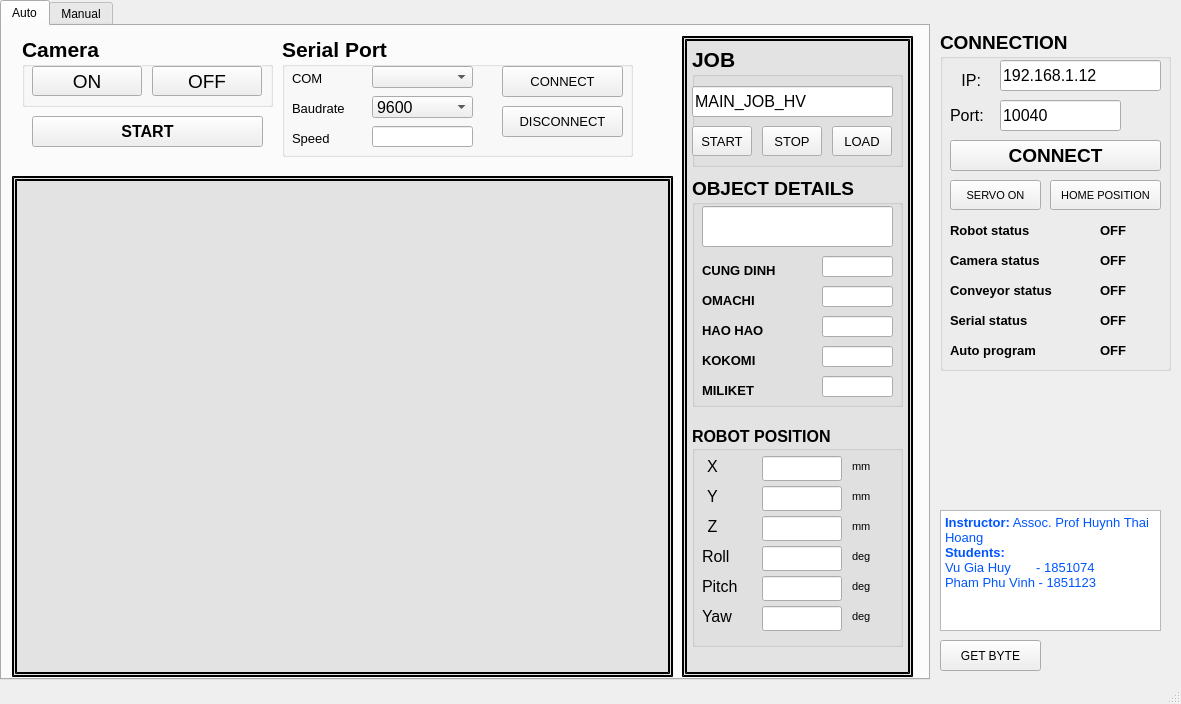
Old version of the form mainwindow.ui in the repository HuyAK2108/CodeThesis.
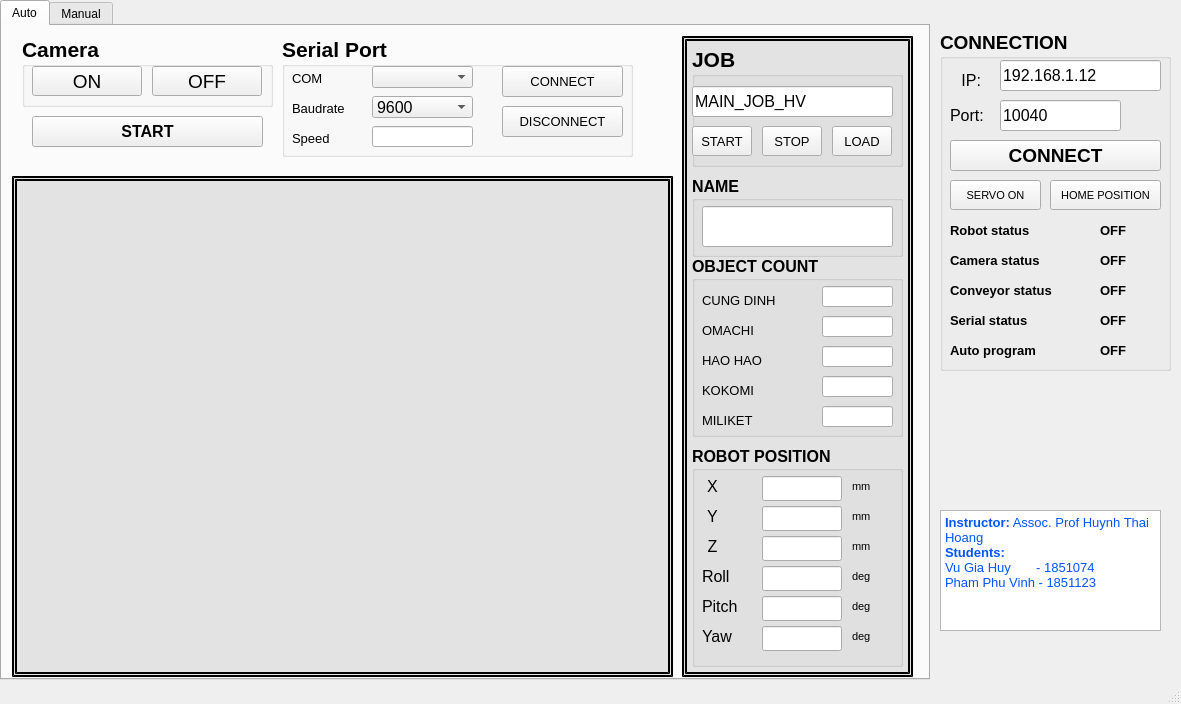
New version of the form. Icons and pictures are not drawn.

Commit message: - Fix delay frame issues - Can get Byte from robot - Method 2 is not tested

```diff
--- a/mainwindow.ui
+++ b/mainwindow.ui
@@ -230,11 +230,11 @@
        </property>
       </widget>
      </widget>
-     <widget class="QGroupBox" name="groupBox_2">
+     <widget class="QGroupBox" name="Box_RobotPos">
       <property name="geometry">
        <rect>
         <x>690</x>
-        <y>400</y>
+        <y>420</y>
         <width>211</width>
         <height>221</height>
        </rect>
@@ -679,18 +679,18 @@
         <x>690</x>
         <y>150</y>
         <width>211</width>
-        <height>231</height>
+        <height>81</height>
        </rect>
       </property>
       <property name="font">
        <font>
-        <pointsize>14</pointsize>
+        <pointsize>12</pointsize>
         <weight>75</weight>
         <bold>true</bold>
        </font>
       </property>
       <property name="title">
-       <string>OBJECT DETAILS</string>
+       <string>NAME</string>
       </property>
       <widget class="QLineEdit" name="text_name">
        <property name="geometry">
@@ -712,192 +712,6 @@
         <string/>
        </property>
       </widget>
-      <widget class="QLabel" name="Name_3">
-       <property name="geometry">
-        <rect>
-         <x>10</x>
-         <y>80</y>
-         <width>111</width>
-         <height>28</height>
-        </rect>
-       </property>
-       <property name="font">
-        <font>
-         <pointsize>10</pointsize>
-        </font>
-       </property>
-       <property name="text">
-        <string>CUNG DINH</string>
-       </property>
-      </widget>
-      <widget class="QLabel" name="Name_7">
-       <property name="geometry">
-        <rect>
-         <x>10</x>
-         <y>110</y>
-         <width>111</width>
-         <height>28</height>
-        </rect>
-       </property>
-       <property name="font">
-        <font>
-         <pointsize>10</pointsize>
-        </font>
-       </property>
-       <property name="text">
-        <string>OMACHI</string>
-       </property>
-      </widget>
-      <widget class="QLabel" name="Name_2">
-       <property name="geometry">
-        <rect>
-         <x>10</x>
-         <y>140</y>
-         <width>101</width>
-         <height>28</height>
-        </rect>
-       </property>
-       <property name="font">
-        <font>
-         <pointsize>10</pointsize>
-        </font>
-       </property>
-       <property name="text">
-        <string>HAO HAO</string>
-       </property>
-      </widget>
-      <widget class="QLabel" name="Name_8">
-       <property name="geometry">
-        <rect>
-         <x>10</x>
-         <y>200</y>
-         <width>121</width>
-         <height>28</height>
-        </rect>
-       </property>
-       <property name="font">
-        <font>
-         <pointsize>10</pointsize>
-        </font>
-       </property>
-       <property name="text">
-        <string>MILIKET</string>
-       </property>
-      </widget>
-      <widget class="QLabel" name="Name_9">
-       <property name="geometry">
-        <rect>
-         <x>10</x>
-         <y>170</y>
-         <width>101</width>
-         <height>28</height>
-        </rect>
-       </property>
-       <property name="font">
-        <font>
-         <pointsize>10</pointsize>
-        </font>
-       </property>
-       <property name="text">
-        <string>KOKOMI</string>
-       </property>
-      </widget>
-      <widget class="QLineEdit" name="num_haohao">
-       <property name="geometry">
-        <rect>
-         <x>130</x>
-         <y>140</y>
-         <width>71</width>
-         <height>21</height>
-        </rect>
-       </property>
-       <property name="font">
-        <font>
-         <pointsize>12</pointsize>
-         <weight>50</weight>
-         <italic>false</italic>
-         <bold>false</bold>
-        </font>
-       </property>
-      </widget>
-      <widget class="QLineEdit" name="num_omachi">
-       <property name="geometry">
-        <rect>
-         <x>130</x>
-         <y>110</y>
-         <width>71</width>
-         <height>21</height>
-        </rect>
-       </property>
-       <property name="font">
-        <font>
-         <pointsize>12</pointsize>
-         <weight>50</weight>
-         <italic>false</italic>
-         <bold>false</bold>
-        </font>
-       </property>
-       <property name="text">
-        <string/>
-       </property>
-      </widget>
-      <widget class="QLineEdit" name="num_cungdinh">
-       <property name="geometry">
-        <rect>
-         <x>130</x>
-         <y>80</y>
-         <width>71</width>
-         <height>21</height>
-        </rect>
-       </property>
-       <property name="font">
-        <font>
-         <pointsize>12</pointsize>
-         <weight>50</weight>
-         <italic>false</italic>
-         <bold>false</bold>
-        </font>
-       </property>
-       <property name="text">
-        <string/>
-       </property>
-      </widget>
-      <widget class="QLineEdit" name="num_miliket">
-       <property name="geometry">
-        <rect>
-         <x>130</x>
-         <y>200</y>
-         <width>71</width>
-         <height>21</height>
-        </rect>
-       </property>
-       <property name="font">
-        <font>
-         <pointsize>12</pointsize>
-         <weight>50</weight>
-         <italic>false</italic>
-         <bold>false</bold>
-        </font>
-       </property>
-      </widget>
-      <widget class="QLineEdit" name="num_kokomi">
-       <property name="geometry">
-        <rect>
-         <x>130</x>
-         <y>170</y>
-         <width>71</width>
-         <height>21</height>
-        </rect>
-       </property>
-       <property name="font">
-        <font>
-         <pointsize>12</pointsize>
-         <weight>50</weight>
-         <italic>false</italic>
-         <bold>false</bold>
-        </font>
-       </property>
-      </widget>
      </widget>
      <widget class="QLabel" name="Frame">
       <property name="geometry">
@@ -1073,15 +887,232 @@
        <string>START</string>
       </property>
      </widget>
+     <widget class="QGroupBox" name="Box_ObjectCount">
+      <property name="geometry">
+       <rect>
+        <x>690</x>
+        <y>230</y>
+        <width>211</width>
+        <height>181</height>
+       </rect>
+      </property>
+      <property name="font">
+       <font>
+        <pointsize>12</pointsize>
+        <weight>75</weight>
+        <bold>true</bold>
+       </font>
+      </property>
+      <property name="title">
+       <string>OBJECT COUNT</string>
+      </property>
+      <widget class="QLabel" name="Name_7">
+       <property name="geometry">
+        <rect>
+         <x>10</x>
+         <y>60</y>
+         <width>111</width>
+         <height>28</height>
+        </rect>
+       </property>
+       <property name="font">
+        <font>
+         <pointsize>10</pointsize>
+         <weight>50</weight>
+         <bold>false</bold>
+        </font>
+       </property>
+       <property name="text">
+        <string>OMACHI</string>
+       </property>
+      </widget>
+      <widget class="QLabel" name="Name_9">
+       <property name="geometry">
+        <rect>
+         <x>10</x>
+         <y>120</y>
+         <width>101</width>
+         <height>28</height>
+        </rect>
+       </property>
+       <property name="font">
+        <font>
+         <pointsize>10</pointsize>
+         <weight>50</weight>
+         <bold>false</bold>
+        </font>
+       </property>
+       <property name="text">
+        <string>KOKOMI</string>
+       </property>
+      </widget>
+      <widget class="QLineEdit" name="num_kokomi">
+       <property name="geometry">
+        <rect>
+         <x>130</x>
+         <y>120</y>
+         <width>71</width>
+         <height>21</height>
+        </rect>
+       </property>
+       <property name="font">
+        <font>
+         <pointsize>12</pointsize>
+         <weight>50</weight>
+         <italic>false</italic>
+         <bold>false</bold>
+        </font>
+       </property>
+      </widget>
+      <widget class="QLineEdit" name="num_cungdinh">
+       <property name="geometry">
+        <rect>
+         <x>130</x>
+         <y>30</y>
+         <width>71</width>
+         <height>21</height>
+        </rect>
+       </property>
+       <property name="font">
+        <font>
+         <pointsize>12</pointsize>
+         <weight>50</weight>
+         <italic>false</italic>
+         <bold>false</bold>
+        </font>
+       </property>
+       <property name="text">
+        <string/>
+       </property>
+      </widget>
+      <widget class="QLabel" name="Name_2">
+       <property name="geometry">
+        <rect>
+         <x>10</x>
+         <y>90</y>
+         <width>101</width>
+         <height>28</height>
+        </rect>
+       </property>
+       <property name="font">
+        <font>
+         <pointsize>10</pointsize>
+         <weight>50</weight>
+         <bold>false</bold>
+        </font>
+       </property>
+       <property name="text">
+        <string>HAO HAO</string>
+       </property>
+      </widget>
+      <widget class="QLabel" name="Name_8">
+       <property name="geometry">
+        <rect>
+         <x>10</x>
+         <y>150</y>
+         <width>121</width>
+         <height>28</height>
+        </rect>
+       </property>
+       <property name="font">
+        <font>
+         <pointsize>10</pointsize>
+         <weight>50</weight>
+         <bold>false</bold>
+        </font>
+       </property>
+       <property name="text">
+        <string>MILIKET</string>
+       </property>
+      </widget>
+      <widget class="QLineEdit" name="num_omachi">
+       <property name="geometry">
+        <rect>
+         <x>130</x>
+         <y>60</y>
+         <width>71</width>
+         <height>21</height>
+        </rect>
+       </property>
+       <property name="font">
+        <font>
+         <pointsize>12</pointsize>
+         <weight>50</weight>
+         <italic>false</italic>
+         <bold>false</bold>
+        </font>
+       </property>
+       <property name="text">
+        <string/>
+       </property>
+      </widget>
+      <widget class="QLabel" name="Name_3">
+       <property name="geometry">
+        <rect>
+         <x>10</x>
+         <y>30</y>
+         <width>111</width>
+         <height>28</height>
+        </rect>
+       </property>
+       <property name="font">
+        <font>
+         <pointsize>10</pointsize>
+         <weight>50</weight>
+         <bold>false</bold>
+        </font>
+       </property>
+       <property name="text">
+        <string>CUNG DINH</string>
+       </property>
+      </widget>
+      <widget class="QLineEdit" name="num_haohao">
+       <property name="geometry">
+        <rect>
+         <x>130</x>
+         <y>90</y>
+         <width>71</width>
+         <height>21</height>
+        </rect>
+       </property>
+       <property name="font">
+        <font>
+         <pointsize>12</pointsize>
+         <weight>50</weight>
+         <italic>false</italic>
+         <bold>false</bold>
+        </font>
+       </property>
+      </widget>
+      <widget class="QLineEdit" name="num_miliket">
+       <property name="geometry">
+        <rect>
+         <x>130</x>
+         <y>150</y>
+         <width>71</width>
+         <height>21</height>
+        </rect>
+       </property>
+       <property name="font">
+        <font>
+         <pointsize>12</pointsize>
+         <weight>50</weight>
+         <italic>false</italic>
+         <bold>false</bold>
+        </font>
+       </property>
+      </widget>
+     </widget>
      <zorder>Khung_frame</zorder>
      <zorder>Khung_RB_connect</zorder>
      <zorder>SerialBox</zorder>
-     <zorder>groupBox_2</zorder>
+     <zorder>Box_RobotPos</zorder>
      <zorder>groupBox_3</zorder>
      <zorder>ObjectBox</zorder>
      <zorder>Frame</zorder>
      <zorder>JobBox</zorder>
      <zorder>btn_auto_system</zorder>
+     <zorder>Box_ObjectCount</zorder>
     </widget>
     <widget class="QWidget" name="Manual">
      <attribute name="title">
@@ -2689,29 +2720,6 @@
        </property>
       </widget>
      </widget>
-     <widget class="QPushButton" name="btn_reload_data">
-      <property name="geometry">
-       <rect>
-        <x>410</x>
-        <y>270</y>
-        <width>131</width>
-        <height>30</height>
-       </rect>
-      </property>
-      <property name="font">
-       <font>
-        <pointsize>10</pointsize>
-        <weight>50</weight>
-        <bold>false</bold>
-       </font>
-      </property>
-      <property name="autoFillBackground">
-       <bool>false</bool>
-      </property>
-      <property name="text">
-       <string>LOAD DATA</string>
-      </property>
-     </widget>
     </widget>
    </widget>
    <widget class="QGroupBox" name="groupBox">
@@ -3332,32 +3340,6 @@
 &lt;p style=&quot; margin-top:0px; margin-bottom:0px; margin-left:0px; margin-right:0px; -qt-block-indent:0; text-indent:0px;&quot;&gt;&lt;span style=&quot; font-size:10pt; color:#0055ff;&quot;&gt;Pham Phu Vinh - 1851123&lt;/span&gt;&lt;/p&gt;&lt;/body&gt;&lt;/html&gt;</string>
     </property>
    </widget>
-   <widget class="QPushButton" name="btn_getByte">
-    <property name="geometry">
-     <rect>
-      <x>940</x>
-      <y>640</y>
-      <width>101</width>
-      <height>31</height>
-     </rect>
-    </property>
-    <property name="text">
-     <string>GET BYTE</string>
-    </property>
-   </widget>
-   <widget class="QLabel" name="lb_count">
-    <property name="geometry">
-     <rect>
-      <x>1050</x>
-      <y>640</y>
-      <width>111</width>
-      <height>31</height>
-     </rect>
-    </property>
-    <property name="text">
-     <string/>
-    </property>
-   </widget>
   </widget>
   <widget class="QStatusBar" name="statusbar"/>
   <action name="actions">
```
The commit also changes 8 other files.
